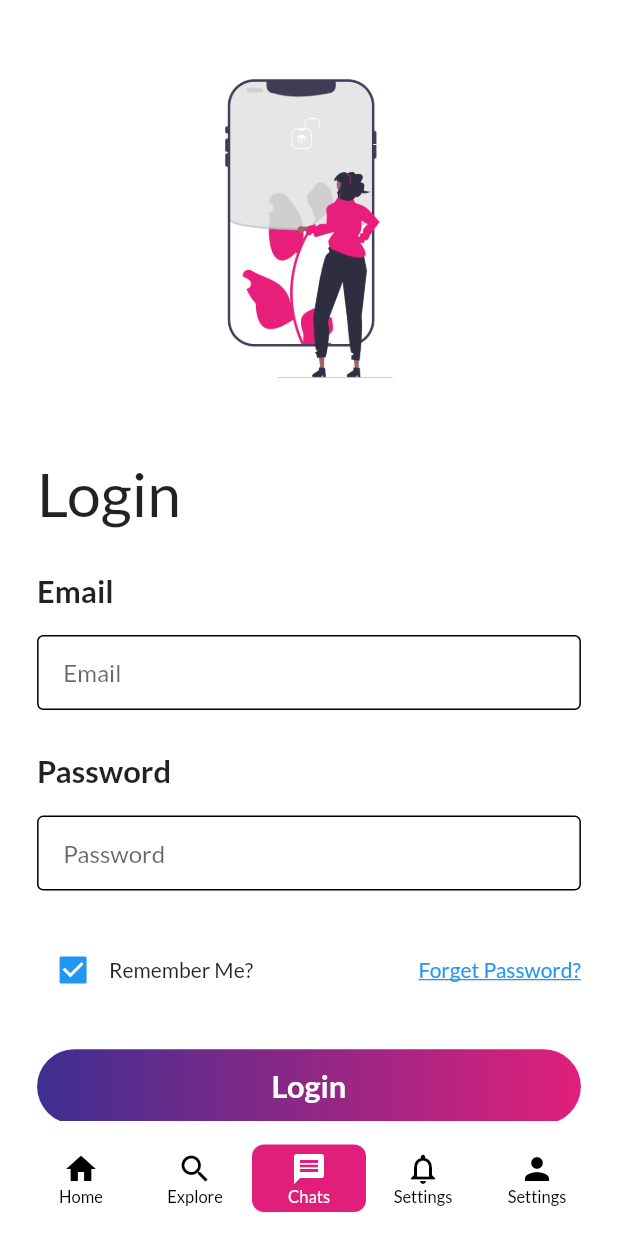
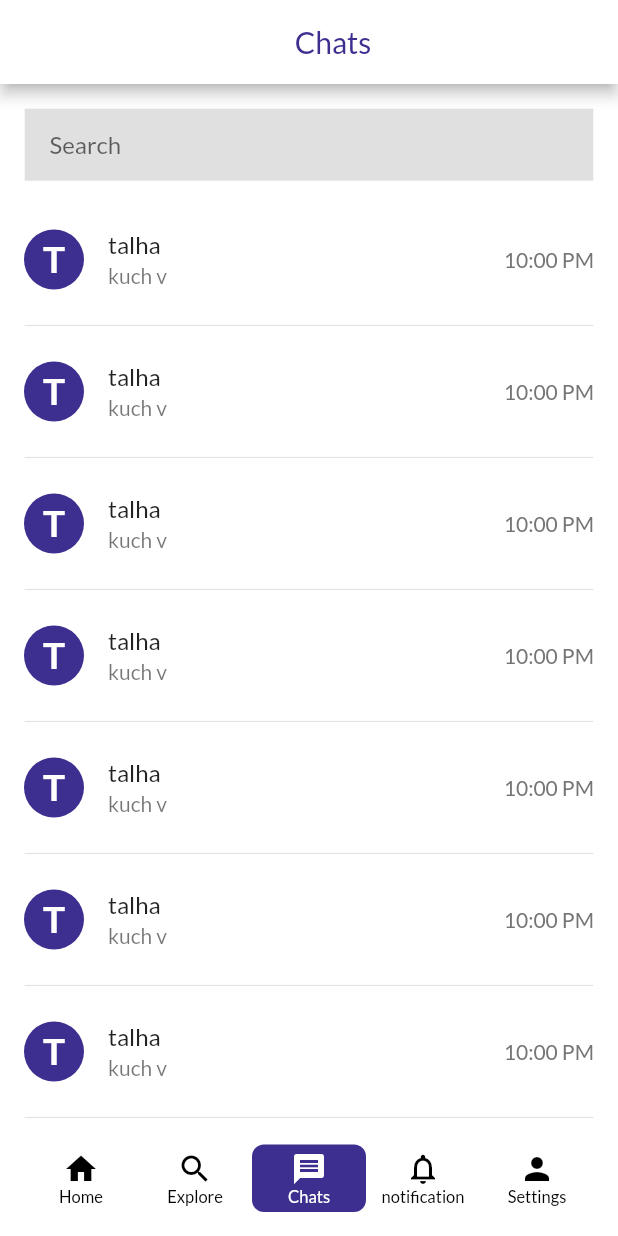
Before and after one commit to talha828/Uni-Chat-App, a Flutter app: the MainScreen screen opened directly, item 3 of the bottom bar chosen, on a phone screen of 412 x 824 dp. Run offline on Flutter 3.47's test engine with Material 2 defaults, Android fonts, the phone set to English and light mode, and no system bars; drawn by our look-alikes of floating_bottom_navigation_bar; our stand-ins replace badges, carousel_slider, cloud_firestore, firebase_auth, firebase_core, firebase_database and 5 more; accounts and stored records are empty.

Commit message:
chat room

```diff
--- /dev/null
+++ b/lib/screens/chat_screen/view.dart
@@ -0,0 +1,74 @@
+import 'dart:math' as math;
+
+import 'package:flutter/material.dart';
+import 'package:uni_chat_app/constant/constant.dart';
+import 'package:uni_chat_app/widgets/chat_progress_indicator.dart';
+import 'package:uni_chat_app/widgets/chat_tile.dart';
+
+class ChatScreen extends StatefulWidget {
+  const ChatScreen({Key? key}) : super(key: key);
+
+  @override
+  State<ChatScreen> createState() => _ChatScreenState();
+}
+
+class _ChatScreenState extends State<ChatScreen> {
+  TextEditingController search=TextEditingController();
+  bool isLoading=false;
+  String name="talha";
+  String msg="kuch v";
+  String  time="10:00 PM";
+  @override
+  Widget build(BuildContext context) {
+    var width =MediaQuery.of(context).size.width;
+    var height =MediaQuery.of(context).size.height;
+    return SafeArea(
+      child: Scaffold(
+        appBar: AppBar(
+          leading: Icon(Icons.arrow_back_ios_new,color: Colors.white,),
+          title: Center(child: Text("Chats",style: TextStyle(color: themeColor1),)),
+          actions: [
+            Icon(Icons.arrow_back_ios_new,color: Colors.white,),
+          ],
+        ),
+        body: Stack(
+          alignment: Alignment.center,
+          children: [
+             Container(
+               child: Column(
+                 children: [
+                   Container(
+                     margin: EdgeInsets.symmetric(vertical: width * 0.04,horizontal: width * 0.04),
+                     child:TextField(
+                        controller: search,
+                        decoration: InputDecoration(
+                          filled: true,
+                          fillColor: Colors.grey.shade300,
+                          contentPadding:
+                          EdgeInsets.symmetric(horizontal: width * 0.04),
+                          border: InputBorder.none,
+                          hintText: "Search",
+                        ),
+                      ),
+                    ),
+                   Expanded(
+                     child: ListView.separated(
+                         shrinkWrap: true,
+                         itemBuilder: (context,index){
+                       return ChatTiles(name: name, width: width, msg: msg, time: time,onTap: (){},);
+                     }, separatorBuilder: (context,index){
+                       return Container(
+                           margin: EdgeInsets.symmetric(horizontal: width * 0.04),
+                           child: Divider());
+                     }, itemCount: 15),
+                   ),
+                 ],
+               ),
+             ),
+            isLoading?const Positioned.fill(child: ChatProgressIndicator()):Container()
+          ],
+        ),
+      ),
+    );
+  }
+}
--- a/lib/screens/main_screen/view.dart
+++ b/lib/screens/main_screen/view.dart
@@ -3,7 +3,11 @@ import 'package:floating_bottom_navigation_bar/floating_bottom_navigation_bar.da
 import 'package:flutter/material.dart';
 import 'package:flutter_svg/flutter_svg.dart';
 import 'package:uni_chat_app/constant/constant.dart';
+import 'package:uni_chat_app/screens/chat_screen/view.dart';
+import 'package:uni_chat_app/screens/explore_screen/view.dart';
 import 'package:uni_chat_app/screens/login_screen/view.dart';
+import 'package:uni_chat_app/screens/notification_screen/view.dart';
+import 'package:uni_chat_app/screens/setting_screen/view.dart';
 import 'package:uni_chat_app/widgets/chat_image_container.dart';
 import 'package:uni_chat_app/widgets/chat_slider_image_container.dart';
 
@@ -15,7 +19,7 @@ class MainScreen extends StatefulWidget {
 }
 
 class _MainScreenState extends State<MainScreen> {
-  List<Widget>list=[DiscoverGroupScreen(),LoginScreen(),LoginScreen(),LoginScreen(),LoginScreen(),];
+  List<Widget>list=[DiscoverGroupScreen(),ExploreScreen(),ChatScreen(),NotificationScreen(),SettingScreen(),];
   int index=0;
 
   @override
@@ -25,7 +29,8 @@ class _MainScreenState extends State<MainScreen> {
     return SafeArea(
       child: Scaffold(
         bottomNavigationBar: FloatingNavbar(
-          selectedBackgroundColor: themeColor2,
+          elevation: 1.0,
+          selectedBackgroundColor: themeColor1,
           selectedItemColor: Colors.white,
           backgroundColor:Colors.white,
           unselectedItemColor: Colors.black,
@@ -39,7 +44,7 @@ class _MainScreenState extends State<MainScreen> {
             FloatingNavbarItem(icon: Icons.home, title: 'Home'),
             FloatingNavbarItem(icon: Icons.search, title: 'Explore'),
             FloatingNavbarItem(icon: Icons.message, title: 'Chats'),
-            FloatingNavbarItem(icon: Icons.notifications_none_outlined, title: 'Settings'),
+            FloatingNavbarItem(icon: Icons.notifications_none_outlined, title: 'notification'),
             FloatingNavbarItem(icon: Icons.person, title: 'Settings'),
           ],
         ),
--- a/lib/widgets/chat_text_field.dart
+++ b/lib/widgets/chat_text_field.dart
@@ -5,13 +5,15 @@ class LoginTextField extends StatelessWidget{
   const LoginTextField({
     Key? key,
     required this.width,
-    required this.email,
-    required this.name,
+    required this.controller,
+    required this.hintText,
+    required this.obscureText,
   }) : super(key: key);
 
   final double width;
-  final TextEditingController email;
-  final String name;
+  final TextEditingController controller;
+  final String hintText;
+  final bool   obscureText;
 
   @override
   Widget build(BuildContext context) {
@@ -20,7 +22,7 @@ class LoginTextField extends StatelessWidget{
         crossAxisAlignment: CrossAxisAlignment.start,
         children: [
           Text(
-            name,
+            hintText,
             style: TextStyle(
                 fontSize: width * 0.05,
                 fontWeight: FontWeight.bold
@@ -29,18 +31,22 @@ class LoginTextField extends StatelessWidget{
           SizedBox(
             height: width * 0.04,
           ),
-          Container(
-            decoration: BoxDecoration(
-              borderRadius: BorderRadius.circular(width * 0.01),
-                border: Border.all(color: Colors.black)),
-            child: TextField(
-              controller: email,
-              decoration: InputDecoration(
-                contentPadding:
-                EdgeInsets.symmetric(horizontal: width * 0.04),
-                border: InputBorder.none,
-                hintText: name,
-              ),
+          TextFormField(
+            obscureText:obscureText ,
+            validator: (value){
+              if (value == null || value.isEmpty) {
+                return 'Please enter your $hintText';
+              }
+              return null;
+            },
+            controller: controller,
+            decoration: InputDecoration(
+              filled: true,
+              fillColor: Colors.grey.shade300,
+              contentPadding:
+              EdgeInsets.symmetric(horizontal: width * 0.04),
+              border: InputBorder.none,
+              hintText: hintText,
             ),
           ),
         ],
--- /dev/null
+++ b/lib/widgets/chat_tile.dart
@@ -0,0 +1,33 @@
+import 'package:flutter/material.dart';
+import 'package:uni_chat_app/constant/constant.dart';
+
+class ChatTiles extends StatelessWidget {
+  ChatTiles({
+    Key? key,
+    required this.name,
+    required this.width,
+    required this.msg,
+    required this.time,
+    required this.onTap,
+  }) : super(key: key);
+
+  final String name;
+  final double width;
+  final String msg;
+  final String time;
+  dynamic Function()? onTap;
+
+  @override
+  Widget build(BuildContext context) {
+    return ListTile(
+      onTap: onTap,
+      leading:CircleAvatar(
+        backgroundColor: themeColor1,
+        child: Text(name.substring(0,1).toUpperCase(),style:TextStyle(fontSize: width * 0.06,fontWeight: FontWeight.bold,color: Colors.white),),
+      ) ,
+      title: Text(name,maxLines: 1,overflow: TextOverflow.ellipsis,),
+      subtitle: Text(msg,maxLines: 1,overflow: TextOverflow.ellipsis,),
+      trailing: Text(time,style: TextStyle(color: Colors.grey.shade600),),
+    );
+  }
+}
--- a/pubspec.yaml
+++ b/pubspec.yaml
@@ -38,7 +38,9 @@ dependencies:
   firebase_core: ^1.22.0
   firebase_database: ^9.1.4
   firebase_storage: ^10.3.8
+  cloud_firestore: ^3.4.7
   shared_preferences: ^2.0.15
+  badges: ^2.0.3
 
 dev_dependencies:
   flutter_test:
```
Also changed, not shown: lib/firebase/database.dart (added, +56 -0 lines), lib/main.dart (+19 -2 lines), lib/model/user_model.dart (added, +8 -0 lines), lib/screens/chat_room/view.dart (added, +92 -0 lines), lib/screens/explore_screen/view.dart (added, +55 -0 lines), lib/screens/login_screen/view.dart (+40 -5 lines), lib/screens/notification_screen/view.dart (added, +53 -0 lines), lib/screens/setting_screen/view.dart (added, +57 -0 lines), lib/screens/signup_screen/view.dart (+66 -6 lines), lib/screens/splash_screen/view.dart (+21 -1 lines), lib/widgets/chat_notification_tile.dart (added, +38 -0 lines), pubspec.lock.
